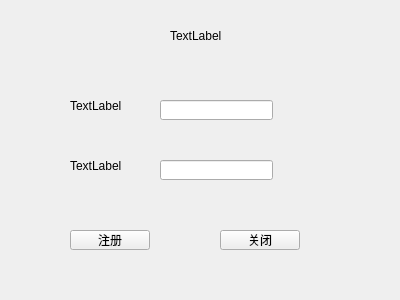
Before: the Qt Designer form login_register.ui in Lilwaysk/ox, drawn with Qt 5.
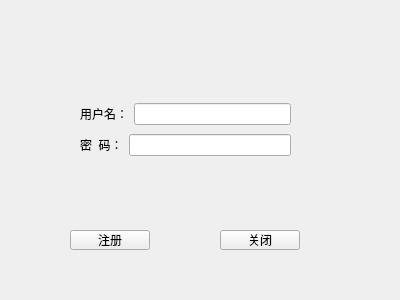
After: the same form once the commit is applied. Icons and pictures are not drawn.

Patch:
```diff
--- a/login_register.ui
+++ b/login_register.ui
@@ -13,45 +13,6 @@
   <property name="windowTitle">
    <string>Form</string>
   </property>
-  <widget class="QLabel" name="label">
-   <property name="geometry">
-    <rect>
-     <x>170</x>
-     <y>30</y>
-     <width>54</width>
-     <height>12</height>
-    </rect>
-   </property>
-   <property name="text">
-    <string>TextLabel</string>
-   </property>
-  </widget>
-  <widget class="QLabel" name="label_2">
-   <property name="geometry">
-    <rect>
-     <x>70</x>
-     <y>100</y>
-     <width>54</width>
-     <height>12</height>
-    </rect>
-   </property>
-   <property name="text">
-    <string>TextLabel</string>
-   </property>
-  </widget>
-  <widget class="QLabel" name="label_3">
-   <property name="geometry">
-    <rect>
-     <x>70</x>
-     <y>160</y>
-     <width>54</width>
-     <height>12</height>
-    </rect>
-   </property>
-   <property name="text">
-    <string>TextLabel</string>
-   </property>
-  </widget>
   <widget class="QPushButton" name="reBtn">
    <property name="geometry">
     <rect>
@@ -78,25 +39,58 @@
     <string>关闭</string>
    </property>
   </widget>
-  <widget class="QLineEdit" name="uslineEdit">
+  <widget class="QWidget" name="widget" native="true">
    <property name="geometry">
     <rect>
-     <x>160</x>
-     <y>100</y>
-     <width>113</width>
-     <height>20</height>
+     <x>130</x>
+     <y>10</y>
+     <width>120</width>
+     <height>80</height>
     </rect>
    </property>
+   <property name="styleSheet">
+    <string notr="true">image: url(:/new/prefix1/pic/tou1.jpeg);</string>
+   </property>
   </widget>
-  <widget class="QLineEdit" name="pslineEdit">
+  <widget class="QWidget" name="">
    <property name="geometry">
     <rect>
-     <x>160</x>
-     <y>160</y>
-     <width>113</width>
-     <height>20</height>
+     <x>80</x>
+     <y>100</y>
+     <width>211</width>
+     <height>61</height>
     </rect>
    </property>
+   <layout class="QVBoxLayout" name="verticalLayout">
+    <item>
+     <layout class="QHBoxLayout" name="horizontalLayout">
+      <item>
+       <widget class="QLabel" name="label_2">
+        <property name="text">
+         <string>用户名：</string>
+        </property>
+       </widget>
+      </item>
+      <item>
+       <widget class="QLineEdit" name="uslineEdit"/>
+      </item>
+     </layout>
+    </item>
+    <item>
+     <layout class="QHBoxLayout" name="horizontalLayout_2">
+      <item>
+       <widget class="QLabel" name="label_3">
+        <property name="text">
+         <string>密  码：</string>
+        </property>
+       </widget>
+      </item>
+      <item>
+       <widget class="QLineEdit" name="pslineEdit"/>
+      </item>
+     </layout>
+    </item>
+   </layout>
   </widget>
  </widget>
  <resources/>
```
